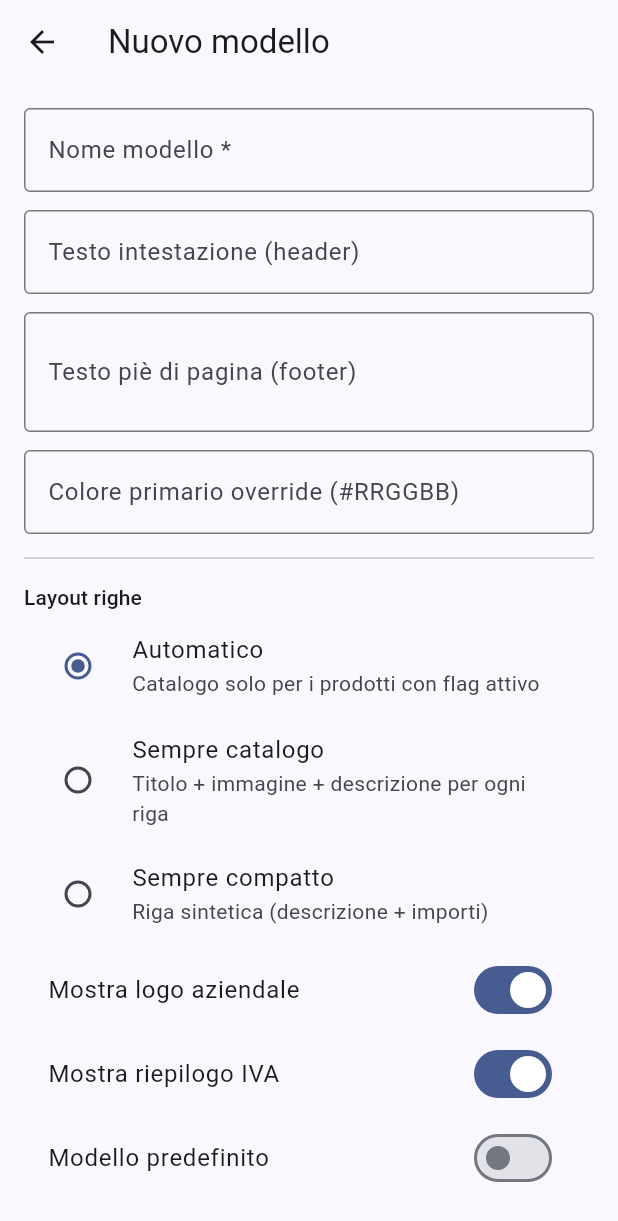
After one commit to Ivan-Gismondi98/SmartERP, a Flutter app: the TemplateFormPage screen opened directly, on a phone screen of 412 x 824 dp. The commit adds this screen. Shown: the top 1221 px of the screen. Run offline on Flutter 3.47's test engine with Material 3 defaults, Android fonts, the phone set to English and light mode, and no system bars; our stand-ins replace flutter_riverpod, go_router, pdf, printing, supabase_flutter; missing offline and left inert: file_saver; accounts and stored records are empty.

Commit message:
App studio

```diff
--- a/app/lib/core/permissions/permission_codes.dart
+++ b/app/lib/core/permissions/permission_codes.dart
@@ -30,6 +30,9 @@ class Perm {
   static const chatManage = 'chat.manage';
   static const chatVideo = 'chat.video';
 
+  static const studioView = 'studio.view';
+  static const studioManage = 'studio.manage';
+
   static const settingsPermissionsManage = 'settings.permissions.manage';
   static const settingsCompanyManage = 'settings.company.manage';
 }
--- a/app/lib/features/home/presentation/home_page.dart
+++ b/app/lib/features/home/presentation/home_page.dart
@@ -42,6 +42,8 @@ const _modules = <_Module>[
   _Module('Fornitori', Icons.local_shipping_outlined),
   _Module('Chat', Icons.chat_bubble_outline,
       route: '/chat', requiredPermission: Perm.chatView),
+  _Module('Studio', Icons.dashboard_customize_outlined,
+      route: '/studio', requiredPermission: Perm.studioView),
   _Module('Impostazioni', Icons.settings_outlined,
       route: '/settings', staffOnly: false),
 ];
--- a/app/lib/features/invoices/data/invoices_repository.dart
+++ b/app/lib/features/invoices/data/invoices_repository.dart
@@ -13,7 +13,7 @@ const _invoiceSelect =
     'issue_date, due_date, subtotal, tax_amount, total, stamp_duty, rounding, '
     'payment_method, payment_terms, payment_terms_days, '
     'interest_enabled, interest_rate, notes, numbering_year, numbering_seq, '
-    'reference_invoice_id, sdi_status, sdi_sent_at, '
+    'reference_invoice_id, sdi_status, sdi_sent_at, template_id, '
     'customers ( id, company_id, name, is_company, vat_number, tax_code, '
     'address, zip, city, province, country, sdi_code, pec, email, phone )';
 
--- a/app/lib/features/invoices/domain/invoice.dart
+++ b/app/lib/features/invoices/domain/invoice.dart
@@ -151,6 +151,7 @@ class Invoice {
     this.referenceInvoiceId,
     this.sdiStatus = 'not_sent',
     this.sdiSentAt,
+    this.templateId,
     List<InvoiceItem>? items,
   })  : issueDate = issueDate ?? DateTime.now(),
         items = items ?? [];
@@ -177,6 +178,7 @@ class Invoice {
   String? referenceInvoiceId;
   String sdiStatus;
   DateTime? sdiSentAt;
+  String? templateId;
   List<InvoiceItem> items;
 
   /// Etichetta leggibile dello stato di trasmissione SdI.
@@ -304,6 +306,7 @@ class Invoice {
       sdiSentAt: j['sdi_sent_at'] == null
           ? null
           : DateTime.tryParse(j['sdi_sent_at'] as String),
+      templateId: j['template_id'] as String?,
       items: items,
     );
   }
@@ -328,6 +331,7 @@ class Invoice {
         'interest_rate': interestRate,
         'notes': notes,
         'reference_invoice_id': referenceInvoiceId,
+        'template_id': templateId,
       };
 
   static String _d(DateTime d) =>
--- /dev/null
+++ b/app/lib/features/studio/domain/document_template.dart
@@ -0,0 +1,67 @@
+// ============================================================
+//  SMARTERP · document_template.dart — modello grafico documento.
+//  La configurazione grafica è in `config` (jsonb).
+// ============================================================
+class DocumentTemplate {
+  const DocumentTemplate({
+    required this.id,
+    required this.companyId,
+    required this.name,
+    this.docType = 'both',
+    this.isDefault = false,
+    this.config = const {},
+  });
+
+  final String id;
+  final String companyId;
+  final String name;
+  final String docType; // invoice | quote | both
+  final bool isDefault;
+  final Map<String, dynamic> config;
+
+  // ----- config tipizzata -----
+  String get headerText => (config['header_text'] as String?) ?? '';
+  String get footerText => (config['footer_text'] as String?) ?? '';
+  bool get showLogo => (config['show_logo'] as bool?) ?? true;
+  bool get showVatSummary => (config['show_vat_summary'] as bool?) ?? true;
+
+  /// 'auto' (usa il flag per-prodotto), 'catalog' (tutte catalogo),
+  /// 'compact' (tutte compatte).
+  String get lineStyle => (config['line_style'] as String?) ?? 'auto';
+
+  /// Override colore primario "#RRGGBB" (null = usa il branding azienda).
+  String? get primaryHex {
+    final v = config['primary_hex'];
+    return (v is String && v.trim().isNotEmpty) ? v.trim() : null;
+  }
+
+  factory DocumentTemplate.fromJson(Map<String, dynamic> j) => DocumentTemplate(
+        id: j['id'] as String,
+        companyId: j['company_id'] as String,
+        name: j['name'] as String,
+        docType: (j['doc_type'] as String?) ?? 'both',
+        isDefault: (j['is_default'] as bool?) ?? false,
+        config: (j['config'] as Map?)?.cast<String, dynamic>() ?? const {},
+      );
+
+  Map<String, dynamic> toJson() => {
+        'name': name,
+        'doc_type': docType,
+        'is_default': isDefault,
+        'config': config,
+      };
+
+  DocumentTemplate copyWith({
+    String? name,
+    bool? isDefault,
+    Map<String, dynamic>? config,
+  }) =>
+      DocumentTemplate(
+        id: id,
+        companyId: companyId,
+        name: name ?? this.name,
+        docType: docType,
+        isDefault: isDefault ?? this.isDefault,
+        config: config ?? this.config,
+      );
+}
--- /dev/null
+++ b/app/lib/features/studio/presentation/template_form_page.dart
@@ -0,0 +1,190 @@
+// ============================================================
+//  SMARTERP · template_form_page.dart — editor di un modello documento.
+// ============================================================
+import 'package:flutter/material.dart';
+import 'package:flutter_riverpod/flutter_riverpod.dart';
+
+import '../../profile/application/profile_providers.dart';
+import '../data/templates_repository.dart';
+import '../domain/document_template.dart';
+
+class TemplateFormPage extends ConsumerStatefulWidget {
+  const TemplateFormPage({super.key, this.template});
+  final DocumentTemplate? template;
+
+  @override
+  ConsumerState<TemplateFormPage> createState() => _TemplateFormPageState();
+}
+
+class _TemplateFormPageState extends ConsumerState<TemplateFormPage> {
+  final _name = TextEditingController();
+  final _header = TextEditingController();
+  final _footer = TextEditingController();
+  final _primary = TextEditingController();
+
+  String _lineStyle = 'auto';
+  bool _showLogo = true;
+  bool _showVat = true;
+  bool _isDefault = false;
+  bool _saving = false;
+
+  DocumentTemplate? get _existing => widget.template;
+
+  @override
+  void initState() {
+    super.initState();
+    final t = _existing;
+    _name.text = t?.name ?? '';
+    _header.text = t?.headerText ?? '';
+    _footer.text = t?.footerText ?? '';
+    _primary.text = t?.primaryHex ?? '';
+    _lineStyle = t?.lineStyle ?? 'auto';
+    _showLogo = t?.showLogo ?? true;
+    _showVat = t?.showVatSummary ?? true;
+    _isDefault = t?.isDefault ?? false;
+  }
+
+  @override
+  void dispose() {
+    for (final c in [_name, _header, _footer, _primary]) {
+      c.dispose();
+    }
+    super.dispose();
+  }
+
+  Future<void> _save() async {
+    if (_name.text.trim().isEmpty) {
+      _snack('Inserisci un nome per il modello.');
+      return;
+    }
+    final profile = await ref.read(currentProfileProvider.future);
+    final companyId = profile?.companyId;
+    if (companyId == null) return;
+    setState(() => _saving = true);
+
+    final config = <String, dynamic>{
+      'header_text': _header.text.trim(),
+      'footer_text': _footer.text.trim(),
+      'show_logo': _showLogo,
+      'show_vat_summary': _showVat,
+      'line_style': _lineStyle,
+      'primary_hex': _primary.text.trim().isEmpty ? null : _primary.text.trim(),
+    };
+    final t = DocumentTemplate(
+      id: _existing?.id ?? '',
+      companyId: companyId,
+      name: _name.text.trim(),
+      docType: _existing?.docType ?? 'both',
+      isDefault: _isDefault,
+      config: config,
+    );
+    try {
+      final repo = ref.read(templatesRepositoryProvider);
+      if (_existing == null) {
+        await repo.create(companyId, t);
+      } else {
+        await repo.update(t);
+      }
+      if (mounted) Navigator.of(context).pop(true);
+    } catch (e) {
+      setState(() => _saving = false);
+      _snack('Errore: $e');
+    }
+  }
+
+  void _snack(String m) {
+    if (mounted) {
+      ScaffoldMessenger.of(context).showSnackBar(SnackBar(content: Text(m)));
+    }
+  }
+
+  @override
+  Widget build(BuildContext context) {
+    return Scaffold(
+      appBar: AppBar(
+          title:
+              Text(_existing == null ? 'Nuovo modello' : 'Modifica modello')),
+      body: ListView(
+        padding: const EdgeInsets.all(16),
+        children: [
+          TextField(
+            controller: _name,
+            decoration: const InputDecoration(labelText: 'Nome modello *'),
+          ),
+          const SizedBox(height: 12),
+          TextField(
+            controller: _header,
+            decoration: const InputDecoration(
+                labelText: 'Testo intestazione (header)'),
+          ),
+          const SizedBox(height: 12),
+          TextField(
+            controller: _footer,
+            maxLines: 2,
+            decoration:
+                const InputDecoration(labelText: 'Testo piè di pagina (footer)'),
+          ),
+          const SizedBox(height: 12),
+          TextField(
+            controller: _primary,
+            decoration: const InputDecoration(
+              labelText: 'Colore primario override (#RRGGBB)',
+              hintText: 'Vuoto = usa il branding aziendale',
+            ),
+          ),
+          const Divider(height: 32),
+          Text('Layout righe', style: Theme.of(context).textTheme.titleSmall),
+          RadioGroup<String>(
+            groupValue: _lineStyle,
+            onChanged: (v) => setState(() => _lineStyle = v ?? 'auto'),
+            child: const Column(
+              children: [
+                RadioListTile(
+                  value: 'auto',
+                  title: Text('Automatico'),
+                  subtitle: Text('Catalogo solo per i prodotti con flag attivo'),
+                ),
+                RadioListTile(
+                  value: 'catalog',
+                  title: Text('Sempre catalogo'),
+                  subtitle: Text('Titolo + immagine + descrizione per ogni riga'),
+                ),
+                RadioListTile(
+                  value: 'compact',
+                  title: Text('Sempre compatto'),
+                  subtitle: Text('Riga sintetica (descrizione + importi)'),
+                ),
+              ],
+            ),
+          ),
+          SwitchListTile(
+            title: const Text('Mostra logo aziendale'),
+            value: _showLogo,
+            onChanged: (v) => setState(() => _showLogo = v),
+          ),
+          SwitchListTile(
+            title: const Text('Mostra riepilogo IVA'),
+            value: _showVat,
+            onChanged: (v) => setState(() => _showVat = v),
+          ),
+          SwitchListTile(
+            title: const Text('Modello predefinito'),
+            value: _isDefault,
+            onChanged: (v) => setState(() => _isDefault = v),
+          ),
+          const SizedBox(height: 24),
+          FilledButton.icon(
+            onPressed: _saving ? null : _save,
+            icon: _saving
+                ? const SizedBox(
+                    width: 18,
+                    height: 18,
+                    child: CircularProgressIndicator(strokeWidth: 2))
+                : const Icon(Icons.save),
+            label: const Text('Salva modello'),
+          ),
+        ],
+      ),
+    );
+  }
+}
--- a/app/lib/routing/app_router.dart
+++ b/app/lib/routing/app_router.dart
@@ -19,6 +19,7 @@ import '../features/invoices/presentation/invoices_page.dart';
 import '../features/products/presentation/products_page.dart';
 import '../features/settings/presentation/permissions_settings_page.dart';
 import '../features/settings/presentation/settings_page.dart';
+import '../features/studio/presentation/studio_page.dart';
 
 final routerProvider = Provider<GoRouter>((ref) {
   // Notifier che fa rivalutare il redirect a ogni cambio di sessione.
@@ -48,6 +49,7 @@ final routerProvider = Provider<GoRouter>((ref) {
       GoRoute(path: '/customers', builder: (_, __) => const CustomersPage()),
       GoRoute(path: '/products', builder: (_, __) => const ProductsPage()),
       GoRoute(path: '/chat', builder: (_, __) => const ChatRoomsPage()),
+      GoRoute(path: '/studio', builder: (_, __) => const StudioPage()),
       GoRoute(path: '/settings', builder: (_, __) => const SettingsPage()),
       GoRoute(
         path: '/settings/permissions',
--- a/app/pubspec.yaml
+++ b/app/pubspec.yaml
@@ -16,6 +16,7 @@ dependencies:
   xml: ^6.5.0               # generazione XML FatturaPA (SdI)
   file_saver: ^0.2.14       # download file (XML) cross-platform incl. web
   url_launcher: ^6.3.1      # apertura link (videochiamata Jitsi)
+  archive: ^3.6.0           # costruzione file .docx (zip OOXML)
   pdf: ^3.11.1            # generazione stampe lato client
   printing: ^5.13.3       # anteprima/stampa PDF
   docx_template: ^0.4.0   # template Word brandizzati
```
Also changed, not shown: app/lib/features/invoices/data/invoice_pdf.dart (+57 -16 lines), app/lib/features/invoices/presentation/invoice_form_page.dart (+18 -0 lines), app/lib/features/invoices/presentation/invoice_pdf_page.dart (+9 -1 lines), app/lib/features/studio/application/templates_providers.dart (added, +22 -0 lines), app/lib/features/studio/data/templates_repository.dart (added, +51 -0 lines), app/lib/features/studio/presentation/studio_page.dart (added, +103 -0 lines), app/pubspec.lock, 3 other files.
